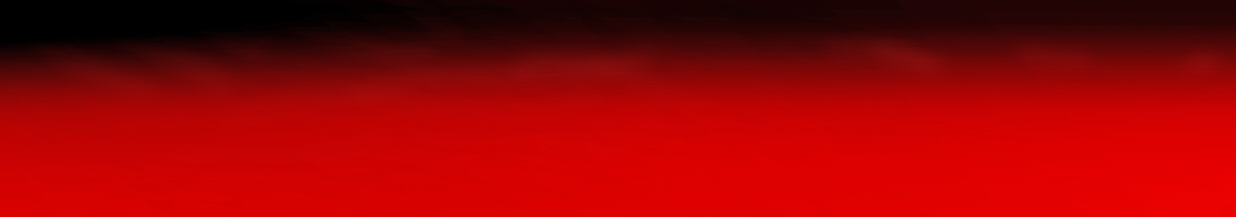
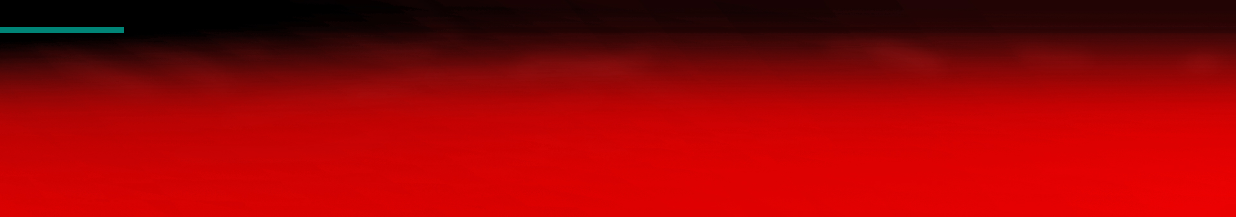
Before and after one commit to chebTS/TheGame, an Android app: the screen it shows after launch (MainActivity), on a phone screen of 824 x 412 dp (held sideways). Shown: the top 217 px of the screen. Run offline under Robolectric (Android 15) with nearby library versions, the phone set to English and light mode, and no system bars.

Commit message:
level progress bar

```diff
--- a/TheGame/app/src/main/java/ua/ck/android/thegame/MainActivity.java
+++ b/TheGame/app/src/main/java/ua/ck/android/thegame/MainActivity.java
@@ -6,6 +6,7 @@ import android.util.Log;
 import android.view.Menu;
 import android.view.MenuItem;
 import android.view.View;
+import android.widget.ProgressBar;
 import android.widget.TextView;
 import android.widget.Toast;
 
@@ -17,15 +18,18 @@ public class MainActivity extends ActionBarActivity implements View.OnClickListe
     private static final String TAG = MainActivity.class.getSimpleName();
     private String buffer = "";
     private TextView txtDebug;
+    private ProgressBar progressBar;
+    int progress = 0;
 
     @Override
     protected void onCreate(Bundle savedInstanceState) {
         super.onCreate(savedInstanceState);
         setContentView(R.layout.activity_main);
         txtDebug = (TextView)findViewById(R.id.txt_debug);
+        progressBar = (ProgressBar)findViewById(R.id.progress_level);
         findViewById(R.id.left).setOnClickListener(this);
         findViewById(R.id.right).setOnClickListener(this);
-        Timer timer = new Timer();
+        final Timer timer = new Timer();
         timer.schedule(new TimerTask() {
             @Override
             public void run() {
@@ -44,6 +48,13 @@ public class MainActivity extends ActionBarActivity implements View.OnClickListe
                         }
                         buffer = "";
                         txtDebug.setText(buffer);
+                        progress++;
+                        progressBar.setProgress(progress);
+                        if (progress >= 10){
+                            timer.cancel();
+                            Toast.makeText(MainActivity.this, "End of level", Toast.LENGTH_SHORT).show();
+
+                        }
                     }
                 });
             }
--- a/TheGame/app/src/main/res/layout/activity_main.xml
+++ b/TheGame/app/src/main/res/layout/activity_main.xml
@@ -32,4 +32,13 @@
             android:layout_height="match_parent"/>
 
     </LinearLayout>
+
+    <ProgressBar
+        android:id="@+id/progress_level"
+        android:max="10"
+        android:progress="0"
+        android:layout_alignParentTop="true"
+        style="?android:attr/progressBarStyleHorizontal"
+        android:layout_width="match_parent"
+        android:layout_height="40dp" />
 </RelativeLayout>
```
